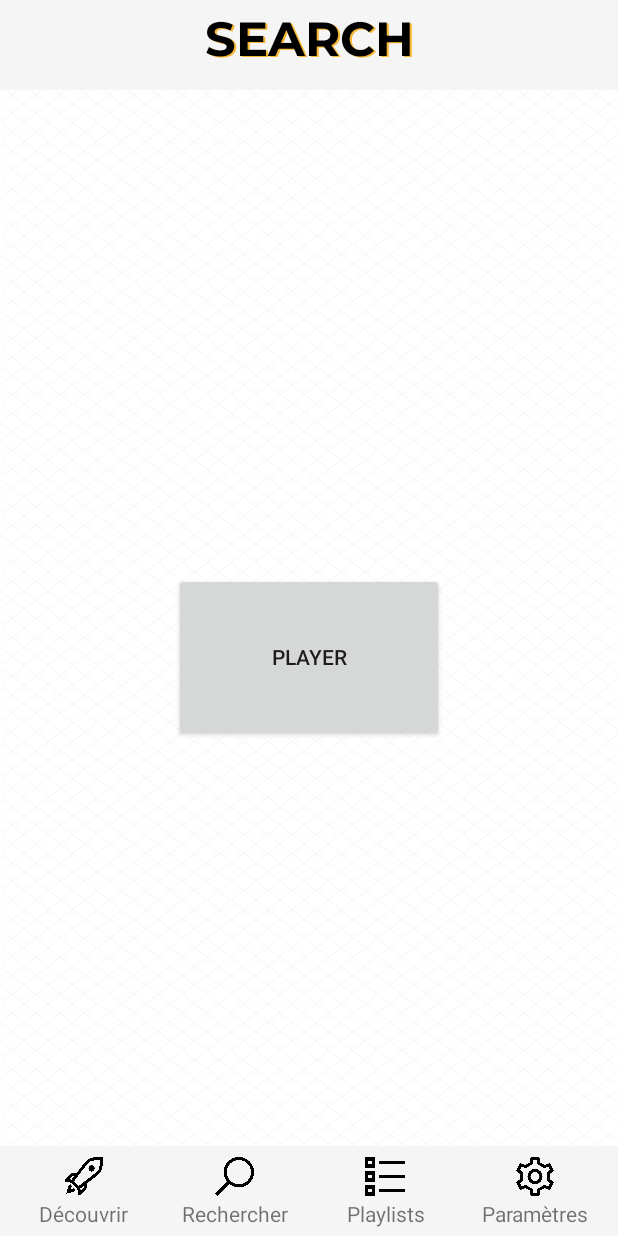
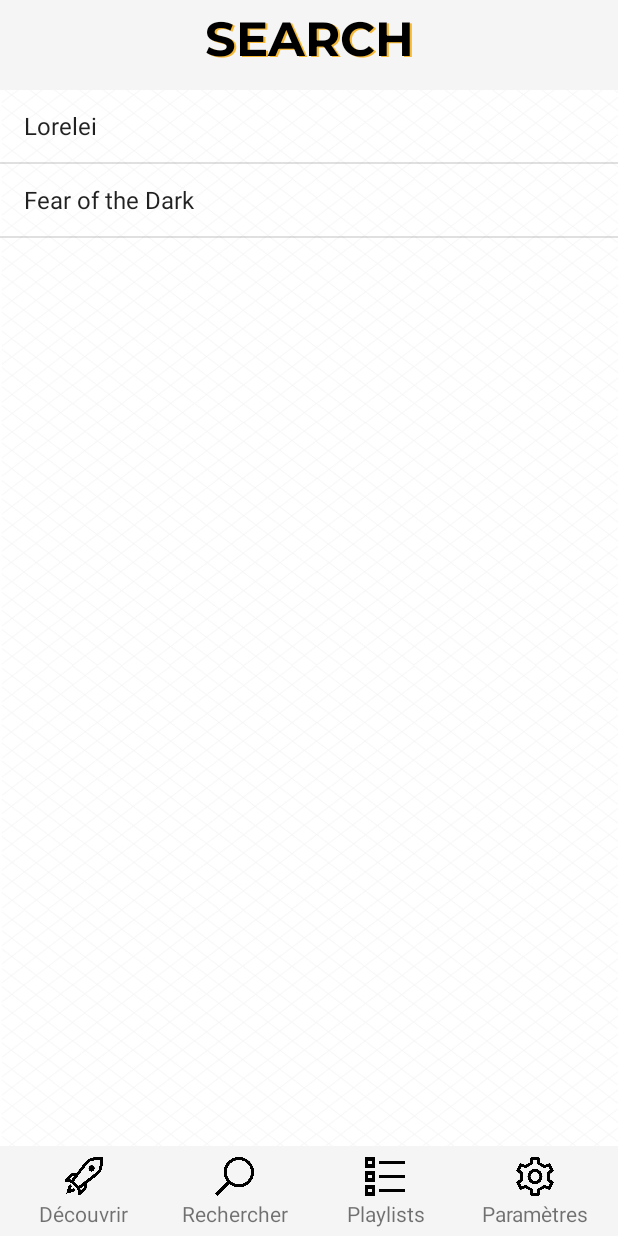
Before and after one commit to aymericq/MusicPlayer, an Android app: the MainActivity screen opened directly, with no data from a screen before it, after a tap on "Rechercher", on a phone screen of 412 x 824 dp. Run offline under Robolectric (Android 15) with nearby library versions, the light colour scheme and no system bars; Roboto replaces fonts that are not available here.

Commit message:
update 30/04 player

```diff
--- a/app/src/main/java/com/centralesupelec/ipfs/ipfsplayer/MainActivity.java
+++ b/app/src/main/java/com/centralesupelec/ipfs/ipfsplayer/MainActivity.java
@@ -1,23 +1,29 @@
 package com.centralesupelec.ipfs.ipfsplayer;
 
 import android.content.Intent;
+import android.media.MediaPlayer;
 import android.os.Bundle;
 import android.support.annotation.NonNull;
 import android.support.design.widget.BottomNavigationView;
 import android.support.v7.app.AppCompatActivity;
 import android.view.MenuItem;
 import android.view.View;
+import android.widget.AdapterView;
+import android.widget.ArrayAdapter;
 import android.widget.LinearLayout;
+import android.widget.ListView;
 import android.widget.TextView;
 import android.widget.ViewFlipper;
 import android.widget.Button;
+
+import java.lang.reflect.Field;
+import java.util.ArrayList;
 
 public class MainActivity extends AppCompatActivity {
 
     private TextView mTextMessage;
     private ViewFlipper mViewFlipper;
     private byte currentView;
-
     private Button btnPlayer;
 
     private BottomNavigationView.OnNavigationItemSelectedListener mOnNavigationItemSelectedListener
@@ -43,11 +49,40 @@ public class MainActivity extends AppCompatActivity {
         }
     };
 
+
+    ListView mainList;
+
+    final String[] listContent = {"Lorelei", "Fear of the Dark"};
+    final int[] resID = {R.raw.lorelei, R.raw.fearofthedark};
+    public static MediaPlayer mp;
+    public static String title;
+
     @Override
     protected void onCreate(Bundle savedInstanceState) {
-
         super.onCreate(savedInstanceState);
         setContentView(R.layout.activity_main);
+        // Initializing variables
+        mainList = (ListView) findViewById(R.id.songs);
+        ArrayAdapter<String> adapter = new ArrayAdapter<String>(this, android.R.layout.simple_list_item_1, listContent);
+        mainList.setAdapter(adapter);
+
+        mainList.setOnItemClickListener(new AdapterView.OnItemClickListener() {
+            @Override
+            public void onItemClick(AdapterView<?> adapterView, View view, int i, long l) {
+/*                if (mp != null){
+                    mp.reset();
+                    mp.release();
+                }*/
+
+
+                mp = MediaPlayer.create(getApplicationContext(), resID[i]);
+                title = listContent[i];
+
+                Intent j = new Intent(getApplicationContext(), AndroidBuildingMusicPlayerActivity.class);
+                startActivityForResult(j, 100);
+
+            }
+        });
 
         mViewFlipper = (ViewFlipper) findViewById(R.id.view_flipper);
 
@@ -67,6 +102,7 @@ public class MainActivity extends AppCompatActivity {
             }
         });
     }
+
 
     public void onNavBarClicked(View view) {
         String tag = (String) view.getTag();
@@ -93,4 +129,13 @@ public class MainActivity extends AppCompatActivity {
                 break;
         }
     }
+
+    @Override
+    public void onDestroy() {
+        super.onDestroy();
+        mp.release();
+
+
+    }
+
 }
--- a/app/src/main/res/layout/search_main.xml
+++ b/app/src/main/res/layout/search_main.xml
@@ -1,25 +1,25 @@
 <?xml version="1.0" encoding="utf-8"?>
-<android.support.constraint.ConstraintLayout
-    xmlns:android="http://schemas.android.com/apk/res/android"
+<android.support.constraint.ConstraintLayout xmlns:android="http://schemas.android.com/apk/res/android"
     xmlns:app="http://schemas.android.com/apk/res-auto"
     xmlns:tools="http://schemas.android.com/tools"
     android:layout_width="match_parent"
-    android:layout_height="match_parent">
+    android:layout_height="match_parent"
+    tools:context=".MainActivity" >
 
     <RelativeLayout
         android:id="@+id/player_header_bg"
         android:layout_width="fill_parent"
         android:layout_height="60dip"
+        android:layout_alignParentTop="true"
         android:background="@layout/bg_player_header"
-        android:layout_alignParentTop="true"
         android:paddingLeft="5dp"
         android:paddingRight="5dp">
 
         <TextView
             android:layout_width="411dp"
             android:layout_height="wrap_content"
+            android:layout_marginLeft="2.5dp"
             android:layout_marginTop="6dp"
-            android:layout_marginLeft="2.5dp"
             android:layout_weight="1"
             android:fontFamily="@font/montserrat_bold"
             android:text="SEARCH"
@@ -42,19 +42,20 @@
 
     </RelativeLayout>
 
-    <Button
-        android:id="@+id/btnPlayer"
-        android:layout_width="180dp"
-        android:layout_height="112dp"
-        android:layout_marginBottom="8dp"
-        android:layout_marginEnd="8dp"
-        android:layout_marginStart="8dp"
-        android:onClick="onNavBarClicked"
-        android:tag="player"
-        android:text="Player"
+    <ListView
+        android:id="@+id/songs"
+        android:layout_width="0dp"
+        android:layout_height="0dp"
+        android:layout_alignParentLeft="true"
+        android:layout_alignParentStart="true"
+        android:layout_alignParentTop="true"
+        android:layout_marginBottom="60dp"
         app:layout_constraintBottom_toBottomOf="parent"
         app:layout_constraintEnd_toEndOf="parent"
+        app:layout_constraintHorizontal_bias="0.0"
         app:layout_constraintStart_toStartOf="parent"
-        app:layout_constraintTop_toBottomOf="@+id/player_header_bg" />
+        app:layout_constraintTop_toBottomOf="@+id/player_header_bg"
+        app:layout_constraintVertical_bias="1.0" />
+
 
 </android.support.constraint.ConstraintLayout>
```
Also changed, not shown: app/src/main/java/com/centralesupelec/ipfs/ipfsplayer/AndroidBuildingMusicPlayerActivity.java (+18 -30 lines), app/src/main/res/layout/settings_main.xml (+18 -1 lines), 4 other files.
